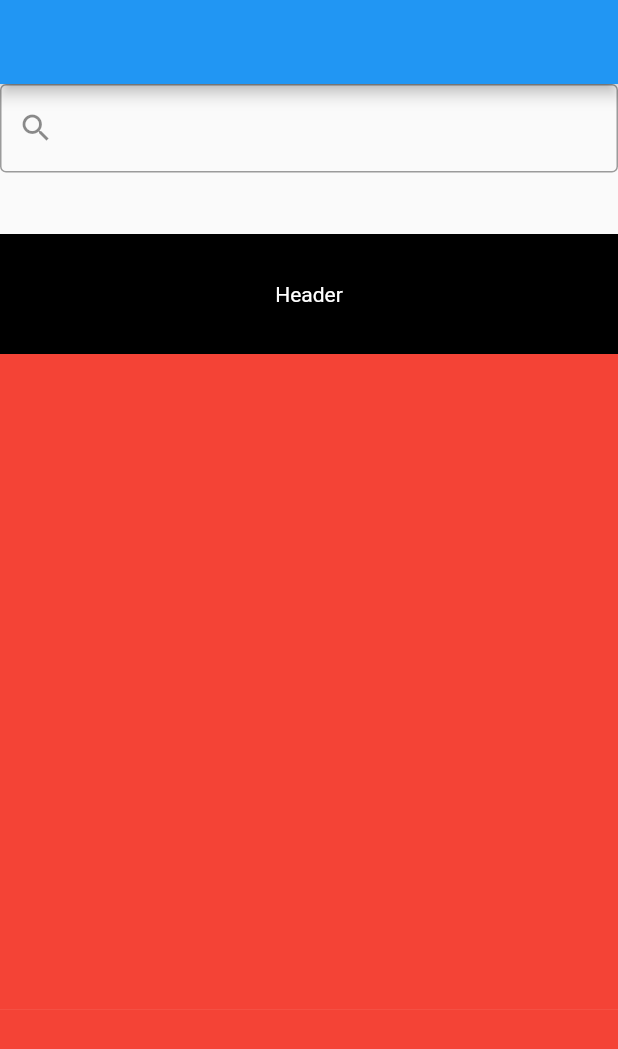
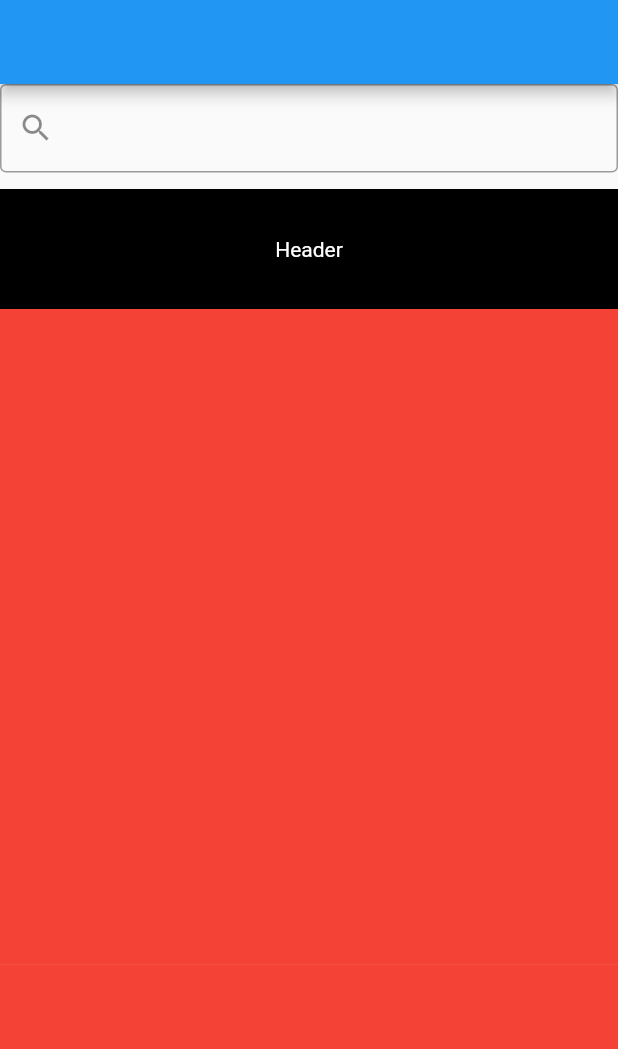
Before and after one commit to moneer-muntazah/chris_tucker, a Flutter app: the screen it shows after launch, on a phone screen of 412 x 824 dp. Shown: the top 1049 px of the screen. Run offline on Flutter 3.47's test engine with Material 2 defaults, Android fonts, the phone set to English and light mode, and no system bars; drawn by our look-alikes of pull_to_refresh.

Commit message:
better widget

```diff
--- a/lib/main.dart
+++ b/lib/main.dart
@@ -48,16 +48,14 @@ class MyHomePage extends StatelessWidget {
       body: Center(
         child: ChrisTucker(
             controller: _scrollController,
-          constraints: BoxConstraints.tightFor(height: 100),
+            height: 70,
             buckle: TextFormField(
               decoration: InputDecoration(
                 border: OutlineInputBorder(),
                 prefixIcon: Icon(Icons.search),
               ),
             ),
-          child: Column(
             children: <Widget>[
-              _Spring(controller: _scrollController),
               Container(
                 height: 80,
                 color: Colors.black,
@@ -92,61 +90,8 @@ class MyHomePage extends StatelessWidget {
                   ),
                 ),
               )
-            ],
+            ]),
       ),
-        ),
-      ),
-    );
-  }
-}
-
-class _Spring extends StatefulWidget {
-  const _Spring({Key? key, required this.controller}) : super(key: key);
-
-  final ScrollController controller;
-
-  @override
-  _SpringState createState() => _SpringState();
-}
-
-class _SpringState extends State<_Spring> {
-  var height = 100.0;
-
-  void _handler() {
-    switch (widget.controller.position.userScrollDirection) {
-      case ScrollDirection.forward:
-        setState(() {
-          height = 100.0;
-        });
-        break;
-      case ScrollDirection.reverse:
-        setState(() {
-          height = 0;
-        });
-        break;
-      case ScrollDirection.idle:
-        break;
-    }
-  }
-
-  @override
-  void initState() {
-    super.initState();
-    widget.controller.addListener(_handler);
-  }
-
-  @override
-  void didUpdateWidget(covariant _Spring oldWidget) {
-    oldWidget.controller.removeListener(() {});
-    widget.controller.addListener(_handler);
-    super.didUpdateWidget(oldWidget);
-  }
-
-  @override
-  Widget build(BuildContext context) {
-    return AnimatedContainer(
-      duration: Duration(milliseconds: 200),
-      height: height,
     );
   }
 }
@@ -154,23 +99,46 @@ class _SpringState extends State<_Spring> {
 class ChrisTucker extends StatelessWidget {
   ChrisTucker(
       {required this.controller,
-      required this.constraints,
+      required this.height,
       required this.buckle,
-      required this.child});
+      required this.children});
 
   final ScrollController controller;
-  final BoxConstraints constraints;
+  final double height;
   final Widget buckle;
-  final Widget child;
+  final List<Widget> children;
 
   @override
   Widget build(BuildContext context) {
-    return Stack(
-      children: <Widget>[
-        ConstrainedBox(constraints: constraints, child: buckle),
-        _Spring(controller: controller),
-        child
-      ],
+    double h = height;
+    final spring = StatefulBuilder(builder: (context, setState) {
+      controller.addListener(() {
+        switch (controller.position.userScrollDirection) {
+          case ScrollDirection.forward:
+            setState(() {
+              h = height;
+            });
+            break;
+          case ScrollDirection.reverse:
+            setState(() {
+              h = 0.0;
+            });
+            break;
+          case ScrollDirection.idle:
+            break;
+        }
+      });
+      return AnimatedContainer(
+        duration: Duration(milliseconds: 200),
+        height: h,
       );
+    });
+    return Stack(children: <Widget>[
+      ConstrainedBox(
+          constraints: BoxConstraints.tightFor(height: height), child: buckle),
+      Column(
+        children: [spring, ...children],
+      )
+    ]);
   }
 }
```
Lines whose indentation alone changed are shown as unchanged.
